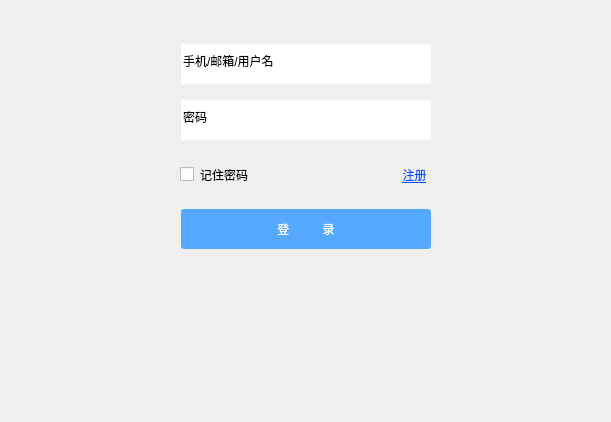
Before: the Qt Designer form Ramaxel/login.ui in 2017-Ramaxel/Ramaxel_Disk, drawn with Qt 5.
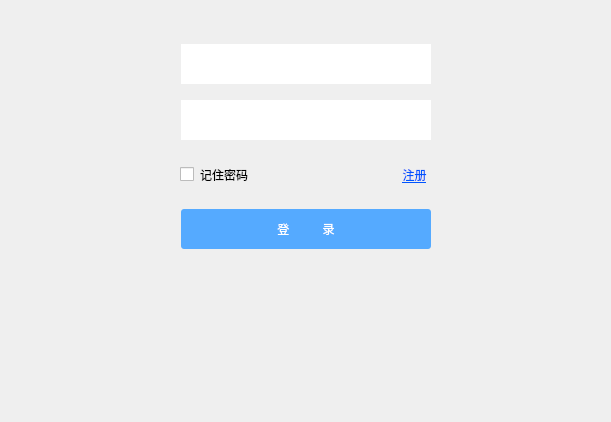
After: the same form once the commit is applied. Custom widgets are drawn as their Qt base class.

```diff
--- a/Ramaxel/login.ui
+++ b/Ramaxel/login.ui
@@ -60,7 +60,7 @@
                 </size>
                </property>
                <property name="text">
-                <string>密码</string>
+                <string/>
                </property>
               </widget>
              </item>
@@ -104,8 +104,11 @@
                  <height>16777215</height>
                 </size>
                </property>
+               <property name="autoFillBackground">
+                <bool>false</bool>
+               </property>
                <property name="text">
-                <string>手机/邮箱/用户名</string>
+                <string/>
                </property>
               </widget>
              </item>
```
Left out of the diff: 17 changed lines with no effect on the pictures.
